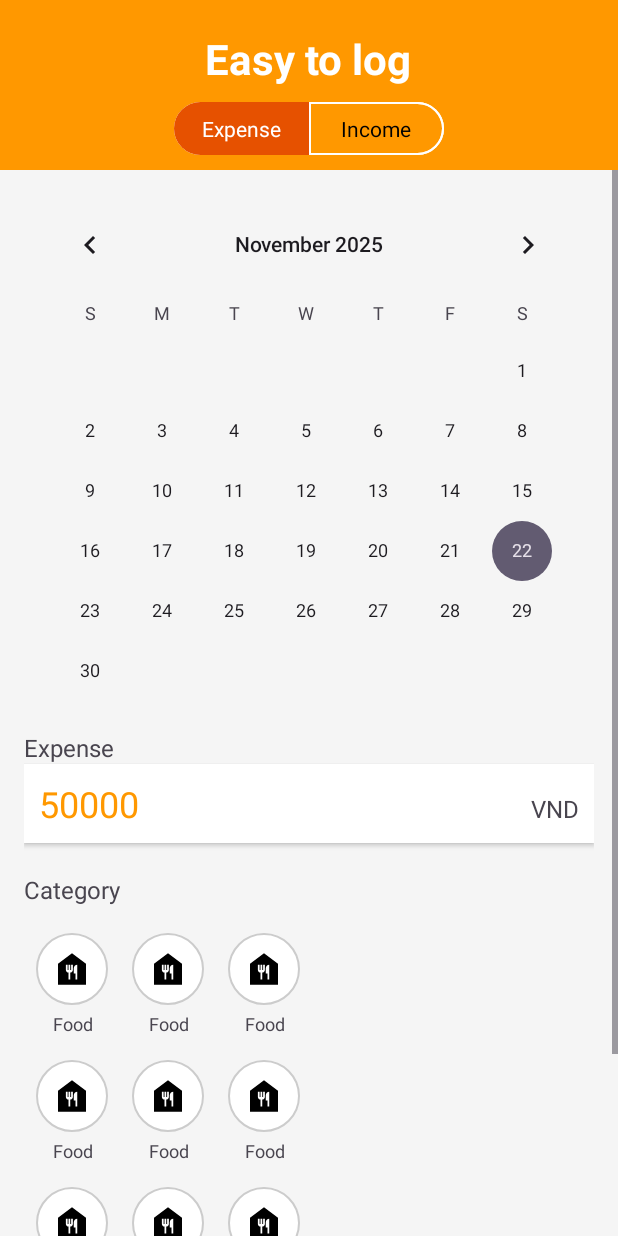
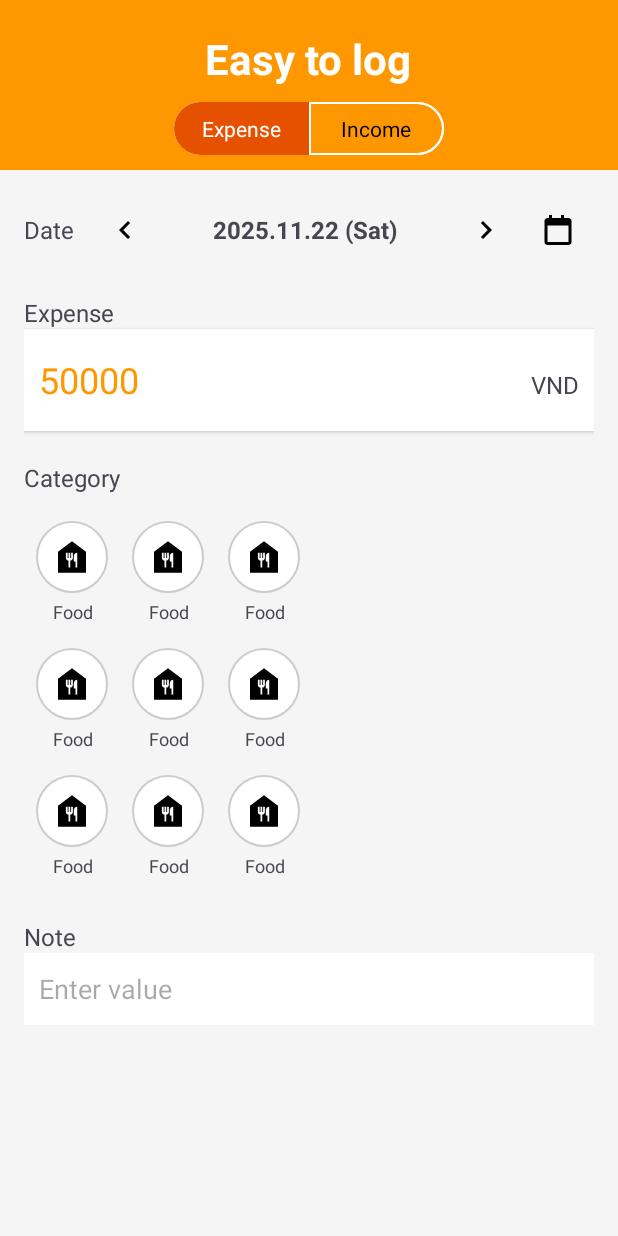
Before and after one commit to nguyentuanhung2295/Budget_Management_App, an Android app: the MainActivity screen opened directly, with no data from a screen before it, on a phone screen of 412 x 824 dp. Run offline under Robolectric (Android 15) with nearby library versions, the phone set to English and light mode, and no system bars.

Commit message:
tuanHung_22/11/2025_2

```diff
--- a/app/src/main/java/com/example/demo_login/LoginActivity.java
+++ b/app/src/main/java/com/example/demo_login/LoginActivity.java
@@ -13,6 +13,7 @@ public class LoginActivity extends AppCompatActivity {
     private EditText loginEmail, loginPassword;
     private Button btnLogin;
     private DatabaseHelper dbHelper;
+    private TextView tvRegisterNow, tvForgotPass;
 
     @Override
     protected void onCreate(Bundle savedInstanceState) {
@@ -27,7 +28,8 @@ public class LoginActivity extends AppCompatActivity {
         loginEmail = findViewById(R.id.login_email);
         loginPassword = findViewById(R.id.login_password);
         btnLogin = findViewById(R.id.btn_login);
-        TextView tvRegisterNow = findViewById(R.id.tv_register_now);
+        tvRegisterNow = findViewById(R.id.tv_register_now);
+        tvForgotPass = findViewById(R.id.tvForgotPass);
 
         // Thiết lập sự kiện cho nút ĐĂNG NHẬP
         btnLogin.setOnClickListener(v -> handleLogin());
@@ -36,10 +38,8 @@ public class LoginActivity extends AppCompatActivity {
         tvRegisterNow.setOnClickListener(v -> {
             Intent intent = new Intent(LoginActivity.this, RegisterActivity.class);
             startActivity(intent);
-            // Không gọi finish() ở đây, để người dùng có thể quay lại
         });
         // Event Update password
-        TextView tvForgotPass = findViewById(R.id.tvForgotPass);
         tvForgotPass.setOnClickListener(v -> {
             Intent intent = new Intent(LoginActivity.this, ForgotPasswordActivity.class);
             startActivity(intent);
--- a/app/src/main/java/com/example/demo_login/MainActivity.java
+++ b/app/src/main/java/com/example/demo_login/MainActivity.java
@@ -21,7 +21,7 @@ public class MainActivity extends AppCompatActivity {
         setContentView(R.layout.activity_main);
 
         // Ánh xạ Views
-        tvDate = findViewById(R.id.tv_date);
+        tvDate = findViewById(R.id.tv_selected_date);
         tabExpense = findViewById(R.id.tab_expense);
         tabIncome = findViewById(R.id.tab_income);
         etExpenseValue = findViewById(R.id.et_expense_value);
--- a/app/src/main/java/com/example/demo_login/RegisterActivity.java
+++ b/app/src/main/java/com/example/demo_login/RegisterActivity.java
@@ -10,7 +10,7 @@ import android.widget.Toast;
 
 public class RegisterActivity extends AppCompatActivity {
 
-    private EditText regEmail, regPassword, regVerifyPassword, reg_verify_password;
+    private EditText regEmail, regPassword, regVerifyPassword, edtPassCode;
     private Button btnRegister;
     private DatabaseHelper dbHelper;
 
@@ -26,7 +26,7 @@ public class RegisterActivity extends AppCompatActivity {
         regEmail = findViewById(R.id.reg_email);
         regPassword = findViewById(R.id.reg_password);
         regVerifyPassword = findViewById(R.id.reg_verify_password);
-        reg_verify_password = findViewById(R.id.edtCodePass);
+        edtPassCode = findViewById(R.id.edtCodePass);
         btnRegister = findViewById(R.id.btn_register);
         TextView tv_back_to_login = findViewById(R.id.tv_back_to_login);
 
@@ -45,7 +45,7 @@ public class RegisterActivity extends AppCompatActivity {
         String email = regEmail.getText().toString().trim();
         String pass = regPassword.getText().toString().trim();
         String verifyPass = regVerifyPassword.getText().toString().trim();
-        String codePass = reg_verify_password.getText().toString().trim();
+        String codePass = edtPassCode.getText().toString().trim();
 
 
         // 1. Kiểm tra đầu vào
--- /dev/null
+++ b/app/src/main/res/drawable/ic_arrow_left.xml
@@ -0,0 +1,9 @@
+<vector xmlns:android="http://schemas.android.com/apk/res/android"
+    android:width="24dp"
+    android:height="24dp"
+    android:viewportWidth="24"
+    android:viewportHeight="24">
+    <path
+        android:fillColor="@android:color/black"
+        android:pathData="M15.41,16.59L10.83,12l4.58,-4.59L14,6l-6,6 6,6z"/>
+</vector>
--- /dev/null
+++ b/app/src/main/res/drawable/ic_arrow_right.xml
@@ -0,0 +1,9 @@
+<vector xmlns:android="http://schemas.android.com/apk/res/android"
+    android:width="24dp"
+    android:height="24dp"
+    android:viewportWidth="24"
+    android:viewportHeight="24">
+    <path
+        android:fillColor="@android:color/black"
+        android:pathData="M8.59,16.59L13.17,12 8.59,7.41 10,6l6,6 -6,6z"/>
+</vector>
--- /dev/null
+++ b/app/src/main/res/drawable/ic_calendar_icon.xml
@@ -0,0 +1,9 @@
+<vector xmlns:android="http://schemas.android.com/apk/res/android"
+    android:width="24dp"
+    android:height="24dp"
+    android:viewportWidth="24"
+    android:viewportHeight="24">
+    <path
+        android:fillColor="@android:color/black"
+        android:pathData="M19,4h-3V2h-2v2H8V2H6v2H5c-1.11,0 -1.99,0.9 -1.99,2L3,20c0,1.1 0.89,2 2,2h14c1.1,0 2,-0.9 2,-2V6c0,-1.1 -0.9,-2 -2,-2zm0,16H5V9h14v11z"/>
+</vector>
--- a/app/src/main/res/layout/activity_main.xml
+++ b/app/src/main/res/layout/activity_main.xml
@@ -39,14 +39,14 @@
                 android:text="Expense"
                 android:gravity="center"
                 android:textColor="@android:color/white"
-                android:background="#e65100"/> <TextView
+                android:background="@drawable/tab_selected_bg"/> <TextView
             android:id="@+id/tab_income"
             android:layout_width="90dp"
             android:layout_height="match_parent"
             android:text="Income"
             android:gravity="center"
-            android:textColor="@android:color/white"/>
-        </LinearLayout>
+            android:textColor="@android:color/black"
+            android:background="@drawable/tab_unselected_bg"/> </LinearLayout>
     </LinearLayout>
 
     <ScrollView
@@ -66,13 +66,48 @@
                 android:gravity="center_vertical"
                 android:layout_marginBottom="10dp">
 
-                <CalendarView
-                    android:id="@+id/calendarView"
+                <TextView
                     android:layout_width="wrap_content"
                     android:layout_height="wrap_content"
-                    android:layout_weight="1" />
+                    android:text="Date"
+                    android:textSize="16sp"
+                    android:paddingEnd="10dp"/>
+
+                <ImageButton
+                    android:id="@+id/btn_prev_day"
+                    android:layout_width="48dp"
+                    android:layout_height="48dp"
+                    android:background="@null"
+                    android:contentDescription="Previous Day"
+                    android:src="@drawable/ic_arrow_left" />
+
+                <TextView
+                    android:id="@+id/tv_selected_date"
+                    android:layout_width="0dp"
+                    android:layout_height="48dp"
+                    android:layout_weight="1"
+                    android:gravity="center"
+                    android:text="2025.11.22 (Sat)"
+                    android:textSize="16sp"
+                    android:textStyle="bold" />
+
+                <ImageButton
+                    android:id="@+id/btn_next_day"
+                    android:layout_width="48dp"
+                    android:layout_height="48dp"
+                    android:background="@null"
+                    android:contentDescription="Next Day"
+                    android:src="@drawable/ic_arrow_right" />
+
+                <ImageButton
+                    android:id="@+id/btn_open_calendar"
+                    android:layout_width="48dp"
+                    android:layout_height="48dp"
+                    android:background="@null"
+                    android:contentDescription="Open Calendar"
+                    android:src="@drawable/ic_calendar_icon" />
+
             </LinearLayout>
-
             <TextView
                 android:layout_width="wrap_content"
                 android:layout_height="wrap_content"
@@ -92,13 +127,13 @@
                 <EditText
                     android:id="@+id/et_expense_value"
                     android:layout_width="0dp"
-                    android:layout_height="wrap_content"
+                    android:layout_height="48dp"
                     android:layout_weight="1"
-                    android:textSize="24sp"
+                    android:background="@null"
+                    android:inputType="numberDecimal"
                     android:text="50000"
-                    android:inputType="numberDecimal"
-                    android:background="@null"
-                    android:textColor="#ff9800"/>
+                    android:textColor="#ff9800"
+                    android:textSize="24sp" />
 
                 <TextView
                     android:layout_width="wrap_content"
@@ -121,7 +156,8 @@
                 android:columnCount="3"
                 android:rowCount="3"
                 android:alignmentMode="alignBounds"
-                android:columnOrderPreserved="false">
+                android:columnOrderPreserved="false"
+                android:useDefaultMargins="false">
 
                 <include layout="@layout/item_category_icon" android:id="@+id/cat_food" />
                 <include layout="@layout/item_category_icon" android:id="@+id/cat_houseware" />
@@ -145,12 +181,12 @@
             <EditText
                 android:id="@+id/et_note"
                 android:layout_width="match_parent"
-                android:layout_height="wrap_content"
+                android:layout_height="48dp"
+                android:background="@android:color/white"
+                android:elevation="1dp"
                 android:hint="Enter value"
                 android:inputType="text"
-                android:background="@android:color/white"
-                android:padding="10dp"
-                android:elevation="1dp"/>
+                android:padding="10dp" />
 
         </LinearLayout>
     </ScrollView>
```
